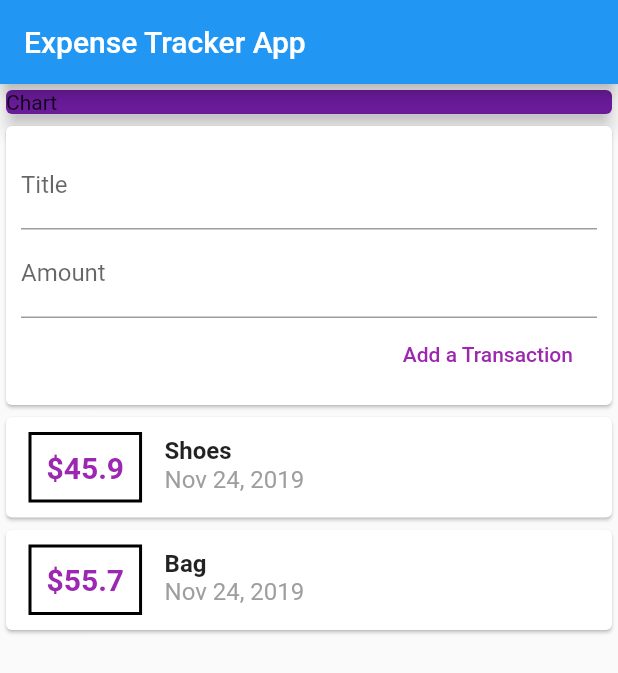
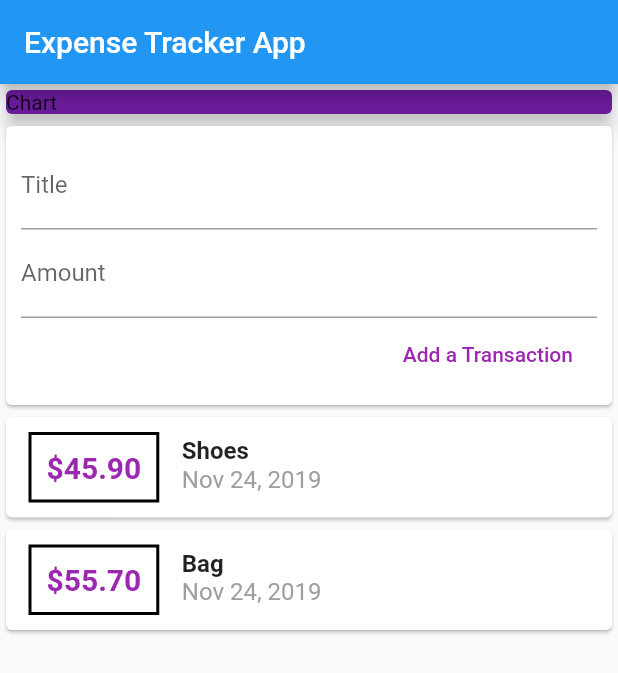
Before and after one commit to albertdugba/expense-manager-flutter, a Flutter app: the screen it shows after launch, after a tap on "Add a Transaction", on a phone screen of 412 x 824 dp. Shown: the top 673 px of the screen. Run offline on Flutter 3.47's test engine with Material 2 defaults, Android fonts, the phone set to English and light mode, and no system bars.

Commit message:
added listview

```diff
--- a/lib/main.dart
+++ b/lib/main.dart
@@ -26,7 +26,8 @@ class HomePage extends StatelessWidget {
       appBar: AppBar(
         title: Text('Expense Tracker App'),
       ),
-      body: Column(
+      body: SingleChildScrollView(
+              child: Column(
           // mainAxisAlignment: MainAxisAlignment.start,
           crossAxisAlignment: CrossAxisAlignment.stretch,
           children: <Widget>[
@@ -41,6 +42,7 @@ class HomePage extends StatelessWidget {
             UserTransactions()
           ],
         ),
+      ),
     );
   }
 }
--- a/lib/widgets/new_transaction.dart
+++ b/lib/widgets/new_transaction.dart
@@ -6,6 +6,13 @@ class NewTransaction extends StatelessWidget {
 
   final titleController = TextEditingController();
   final amountController = TextEditingController();
+
+  void submitData() {
+    final enteredTitle = titleController.text;
+    final enteredAmount = double.parse(amountController.text);
+    if (enteredTitle.isEmpty || enteredAmount < 0) return;
+    addNewTx(titleController.text, double.parse(amountController.text));
+  }
 
   @override
   Widget build(BuildContext context) {
@@ -23,19 +30,18 @@ class NewTransaction extends StatelessWidget {
               decoration: InputDecoration(labelText: 'Title'),
             ),
             TextField(
+              keyboardType: TextInputType.number,
               controller: amountController,
               // onChanged: (value) {
               //   amountInput = value;
               // },
+              onSubmitted: (_) => submitData(),
               decoration: InputDecoration(labelText: 'Amount'),
             ),
             FlatButton(
               child: Text('Add a Transaction'),
               textColor: Colors.purple,
-              onPressed: () {
-                addNewTx(
-                    titleController.text, double.parse(amountController.text));
-              },
+              onPressed: submitData,
             ),
           ],
         ),
--- a/lib/widgets/transaction_list.dart
+++ b/lib/widgets/transaction_list.dart
@@ -9,18 +9,21 @@ class TransactionList extends StatelessWidget {
   TransactionList(this.transactions);
   @override
   Widget build(BuildContext context) {
-    return Column(
-        children: transactions.map((tx) {
+    return Container(
+        height: 400.0,
+        child: ListView.builder(
+          itemBuilder: (BuildContext context, int index) {
             return Card(
               child: Row(
                 children: <Widget>[
                   Container(
-              margin: EdgeInsets.symmetric(vertical: 10.0, horizontal: 15.0),
+                    margin:
+                        EdgeInsets.symmetric(vertical: 10.0, horizontal: 15.0),
                     decoration: BoxDecoration(
                         border: Border.all(color: Colors.black, width: 2.0)),
                     padding: EdgeInsets.all(10.0),
                     child: Text(
-                '\$${tx.amount.toString()}',
+                      '\$${transactions[index].amount.toStringAsFixed(2)}',
                       style: TextStyle(
                           fontWeight: FontWeight.bold,
                           fontSize: 20.0,
@@ -30,11 +33,11 @@ class TransactionList extends StatelessWidget {
                   Column(
                     crossAxisAlignment: CrossAxisAlignment.start,
                     children: <Widget>[
-                Text(tx.title,
-                    style:
-                        TextStyle(fontSize: 16.0, fontWeight: FontWeight.bold)),
+                      Text(transactions[index].title,
+                          style: TextStyle(
+                              fontSize: 16.0, fontWeight: FontWeight.bold)),
                       Text(
-                  DateFormat.yMMMd().format(tx.date),
+                        DateFormat.yMMMd().format(transactions[index].date),
                         style: TextStyle(fontSize: 16.0, color: Colors.grey),
                       ),
                       SizedBox(height: 3.0),
@@ -43,6 +46,8 @@ class TransactionList extends StatelessWidget {
                 ],
               ),
             );
-    }).toList());
+          },
+          itemCount: transactions.length,
+        ));
   }
 }
```
Lines whose indentation alone changed are shown as unchanged.
